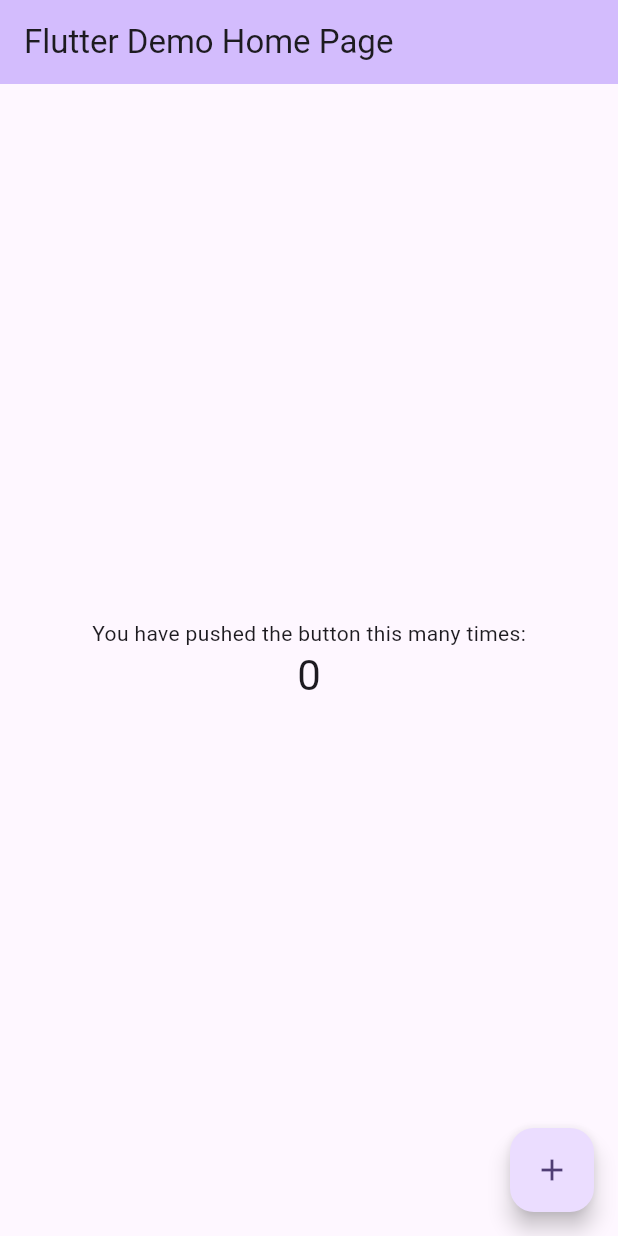
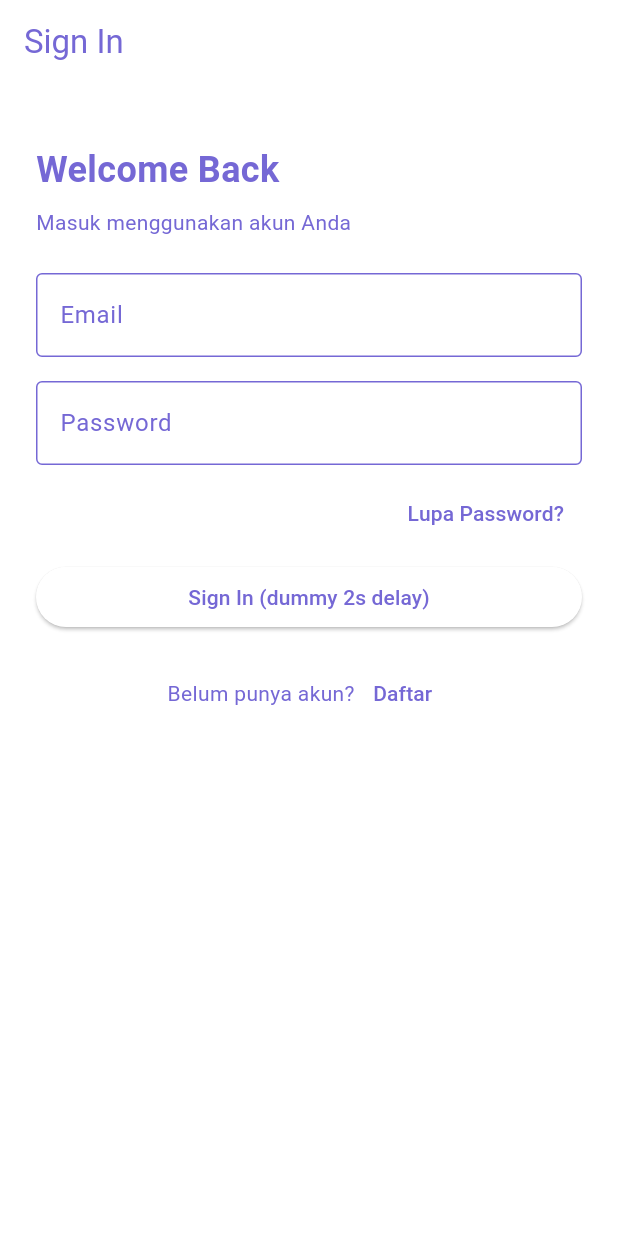
Before and after one commit to ramadaaditya/flutpos, a Flutter app: the screen it shows after launch, on a phone screen of 412 x 824 dp. Run offline on Flutter 3.47's test engine with Material 3 defaults, Android fonts, the phone set to English and light mode, and no system bars; our stand-ins replace go_router, google_fonts.

Commit message:
Setup project structure, dependency and theme (#1)

```diff
--- /dev/null
+++ b/lib/constant/routes.dart
@@ -0,0 +1,8 @@
+class ConstantRoutes {
+  ConstantRoutes._();
+  static const String splashScreen = '/splash';
+  static const String dashboardScreen = '/dashboard';
+  static const String signinScreen = '/signin';
+  static const String signupScreen = '/signup';
+  static const String resetPasswordScreen = '/resetpassword';
+}
--- /dev/null
+++ b/lib/core/theme/app_colors.dart
@@ -0,0 +1,20 @@
+import 'dart:ui';
+
+class AppColors {
+  static const primary = Color(0xFF7568D5);
+  static const textPrimary = Color(0xFFFFFFFF);
+  static const textSecondary = Color(0xFFFFFFFF);
+  static const background = Color(0xFFFFFFFF);
+  static const secondary = Color(0xFF68D585);
+  static const tertiary = Color(0xFF00B2EB);
+
+  static const surface = Color(0xFFE5E1F9);
+  static const surfaceSecondary = Color(0xFFECF5EE);
+  static const surfaceTertiary = Color(0xFFCCF0FB);
+  static const onPrimary = Color(0xFFFFFFFF);
+  static const onSecondary = Color(0xFFFFFFFF);
+  static const onTertiary = Color(0xFFFFFFFF);
+
+  static const success = Color(0xFF4CAF50);
+  static const warning = Color(0xFFFFC107);
+}
--- /dev/null
+++ b/lib/core/theme/app_theme.dart
@@ -0,0 +1,20 @@
+import 'package:flutpos/core/theme/app_colors.dart';
+import 'package:flutter/material.dart';
+
+class AppTheme {
+  static ThemeData light = ThemeData(
+    useMaterial3: true,
+    colorScheme: const ColorScheme(
+      brightness: Brightness.light,
+      primary: AppColors.primary,
+      onPrimary: AppColors.onPrimary,
+      secondary: AppColors.secondary,
+      onSecondary: AppColors.onSecondary,
+      error: Colors.red,
+      onError: Colors.white,
+      surface: AppColors.background,
+      onSurface: AppColors.primary,
+      surfaceBright: AppColors.background,
+    ),
+  );
+}
--- /dev/null
+++ b/lib/features/auth/presentation/login.dart
@@ -0,0 +1,73 @@
+import 'package:flutpos/config/routes/go_routes.dart';
+import 'package:flutpos/constant/routes.dart';
+import 'package:flutter/material.dart';
+import 'package:go_router/go_router.dart';
+
+class LoginScreen extends StatelessWidget {
+  const LoginScreen({super.key});
+
+  @override
+  Widget build(BuildContext context) {
+    return Scaffold(
+      appBar: AppBar(title: const Text('Sign In')),
+      body: SafeArea(
+        child: SingleChildScrollView(
+          padding: const EdgeInsets.all(24),
+          child: Column(
+            crossAxisAlignment: CrossAxisAlignment.stretch,
+            children: [
+              const SizedBox(height: 16),
+              const Text(
+                'Welcome Back',
+                style: TextStyle(fontSize: 24, fontWeight: FontWeight.bold),
+              ),
+              const SizedBox(height: 8),
+              const Text('Masuk menggunakan akun Anda'),
+              const SizedBox(height: 24),
+              const TextField(
+                keyboardType: TextInputType.emailAddress,
+                decoration: InputDecoration(
+                  labelText: 'Email',
+                  border: OutlineInputBorder(),
+                ),
+              ),
+              const SizedBox(height: 16),
+              const TextField(
+                obscureText: true,
+                decoration: InputDecoration(
+                  labelText: 'Password',
+                  border: OutlineInputBorder(),
+                ),
+              ),
+              const SizedBox(height: 8),
+              Align(
+                alignment: Alignment.centerRight,
+                child: TextButton(
+                  onPressed: () =>
+                      context.go(ConstantRoutes.resetPasswordScreen),
+                  child: const Text('Lupa Password?'),
+                ),
+              ),
+              const SizedBox(height: 8),
+              ElevatedButton(
+                onPressed: () => dummyAuthController.signIn(),
+                child: const Text('Sign In (dummy 2s delay)'),
+              ),
+              const SizedBox(height: 16),
+              Row(
+                mainAxisAlignment: MainAxisAlignment.center,
+                children: [
+                  const Text('Belum punya akun?'),
+                  TextButton(
+                    onPressed: () => context.go(ConstantRoutes.signupScreen),
+                    child: const Text('Daftar'),
+                  ),
+                ],
+              ),
+            ],
+          ),
+        ),
+      ),
+    );
+  }
+}
--- a/lib/main.dart
+++ b/lib/main.dart
@@ -1,4 +1,9 @@
+import 'package:flutpos/config/routes/go_routes.dart';
+import 'package:flutpos/core/theme/app_theme.dart';
 import 'package:flutter/material.dart';
+import 'package:go_router/go_router.dart';
+
+final GoRouter appRouter = buildAppRouter();
 
 void main() {
   runApp(const MyApp());
@@ -7,116 +12,13 @@ void main() {
 class MyApp extends StatelessWidget {
   const MyApp({super.key});
 
-  // This widget is the root of your application.
   @override
   Widget build(BuildContext context) {
-    return MaterialApp(
+    return MaterialApp.router(
       title: 'Flutter Demo',
-      theme: ThemeData(
-        // This is the theme of your application.
-        //
-        // TRY THIS: Try running your application with "flutter run". You'll see
-        // the application has a purple toolbar. Then, without quitting the app,
-        // try changing the seedColor in the colorScheme below to Colors.green
-        // and then invoke "hot reload" (save your changes or press the "hot
-        // reload" button in a Flutter-supported IDE, or press "r" if you used
-        // the command line to start the app).
-        //
-        // Notice that the counter didn't reset back to zero; the application
-        // state is not lost during the reload. To reset the state, use hot
-        // restart instead.
-        //
-        // This works for code too, not just values: Most code changes can be
-        // tested with just a hot reload.
-        colorScheme: .fromSeed(seedColor: Colors.deepPurple),
-      ),
-      home: const MyHomePage(title: 'Flutter Demo Home Page'),
+      debugShowCheckedModeBanner: false,
+      theme: AppTheme.light,
+      routerConfig: appRouter,
     );
   }
 }
-
-class MyHomePage extends StatefulWidget {
-  const MyHomePage({super.key, required this.title});
-
-  // This widget is the home page of your application. It is stateful, meaning
-  // that it has a State object (defined below) that contains fields that affect
-  // how it looks.
-
-  // This class is the configuration for the state. It holds the values (in this
-  // case the title) provided by the parent (in this case the App widget) and
-  // used by the build method of the State. Fields in a Widget subclass are
-  // always marked "final".
-
-  final String title;
-
-  @override
-  State<MyHomePage> createState() => _MyHomePageState();
-}
-
-class _MyHomePageState extends State<MyHomePage> {
-  int _counter = 0;
-
-  void _incrementCounter() {
-    setState(() {
-      // This call to setState tells the Flutter framework that something has
-      // changed in this State, which causes it to rerun the build method below
-      // so that the display can reflect the updated values. If we changed
-      // _counter without calling setState(), then the build method would not be
-      // called again, and so nothing would appear to happen.
-      _counter++;
-    });
-  }
-
-  @override
-  Widget build(BuildContext context) {
-    // This method is rerun every time setState is called, for instance as done
-    // by the _incrementCounter method above.
-    //
-    // The Flutter framework has been optimized to make rerunning build methods
-    // fast, so that you can just rebuild anything that needs updating rather
-    // than having to individually change instances of widgets.
-    return Scaffold(
-      appBar: AppBar(
-        // TRY THIS: Try changing the color here to a specific color (to
-        // Colors.amber, perhaps?) and trigger a hot reload to see the AppBar
-        // change color while the other colors stay the same.
-        backgroundColor: Theme.of(context).colorScheme.inversePrimary,
-        // Here we take the value from the MyHomePage object that was created by
-        // the App.build method, and use it to set our appbar title.
-        title: Text(widget.title),
-      ),
-      body: Center(
-        // Center is a layout widget. It takes a single child and positions it
-        // in the middle of the parent.
-        child: Column(
-          // Column is also a layout widget. It takes a list of children and
-          // arranges them vertically. By default, it sizes itself to fit its
-          // children horizontally, and tries to be as tall as its parent.
-          //
-          // Column has various properties to control how it sizes itself and
-          // how it positions its children. Here we use mainAxisAlignment to
-          // center the children vertically; the main axis here is the vertical
-          // axis because Columns are vertical (the cross axis would be
-          // horizontal).
-          //
-          // TRY THIS: Invoke "debug painting" (choose the "Toggle Debug Paint"
-          // action in the IDE, or press "p" in the console), to see the
-          // wireframe for each widget.
-          mainAxisAlignment: .center,
-          children: [
-            const Text('You have pushed the button this many times:'),
-            Text(
-              '$_counter',
-              style: Theme.of(context).textTheme.headlineMedium,
-            ),
-          ],
-        ),
-      ),
-      floatingActionButton: FloatingActionButton(
-        onPressed: _incrementCounter,
-        tooltip: 'Increment',
-        child: const Icon(Icons.add),
-      ),
-    );
-  }
-}
```
Also changed, not shown: lib/config/routes/go_routes.dart (added, +106 -0 lines), lib/core/theme/app_text_theme.dart (added, +27 -0 lines), lib/features/auth/presentation/register.dart (added, +78 -0 lines), lib/features/auth/presentation/reset_password.dart (added, +62 -0 lines), lib/features/dashboard/presentation/home.dart (added, +29 -0 lines), lib/splash_screen.dart (added, +17 -0 lines), pubspec.yaml (+6 -3 lines), pubspec.lock, 1 other file.
